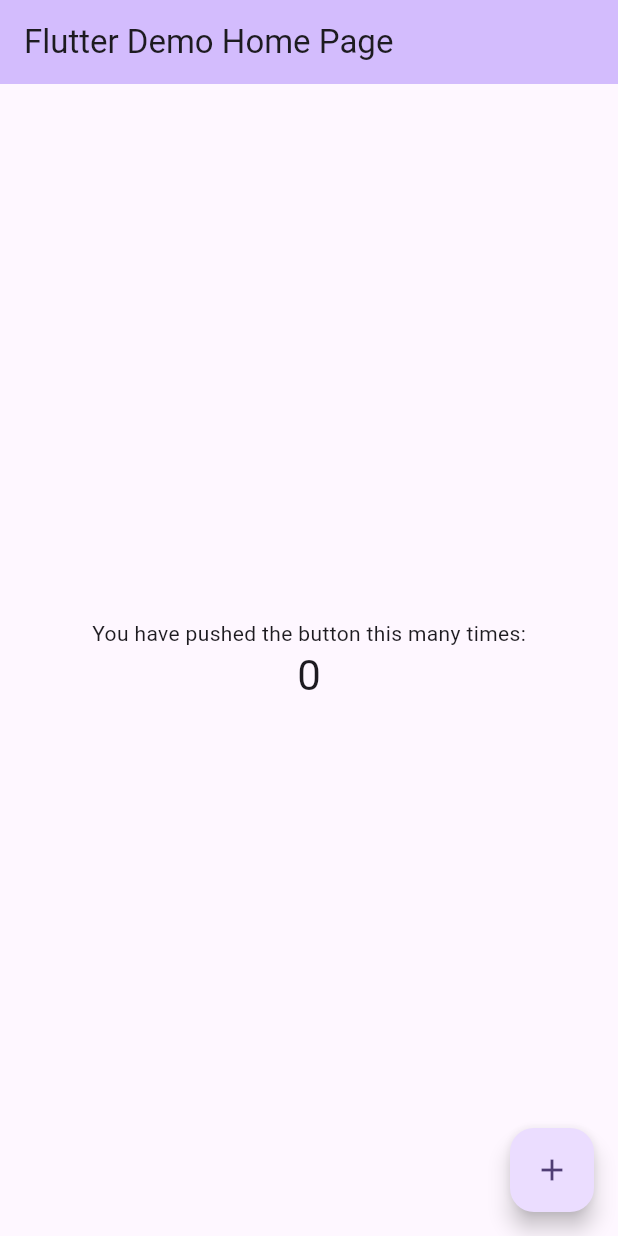
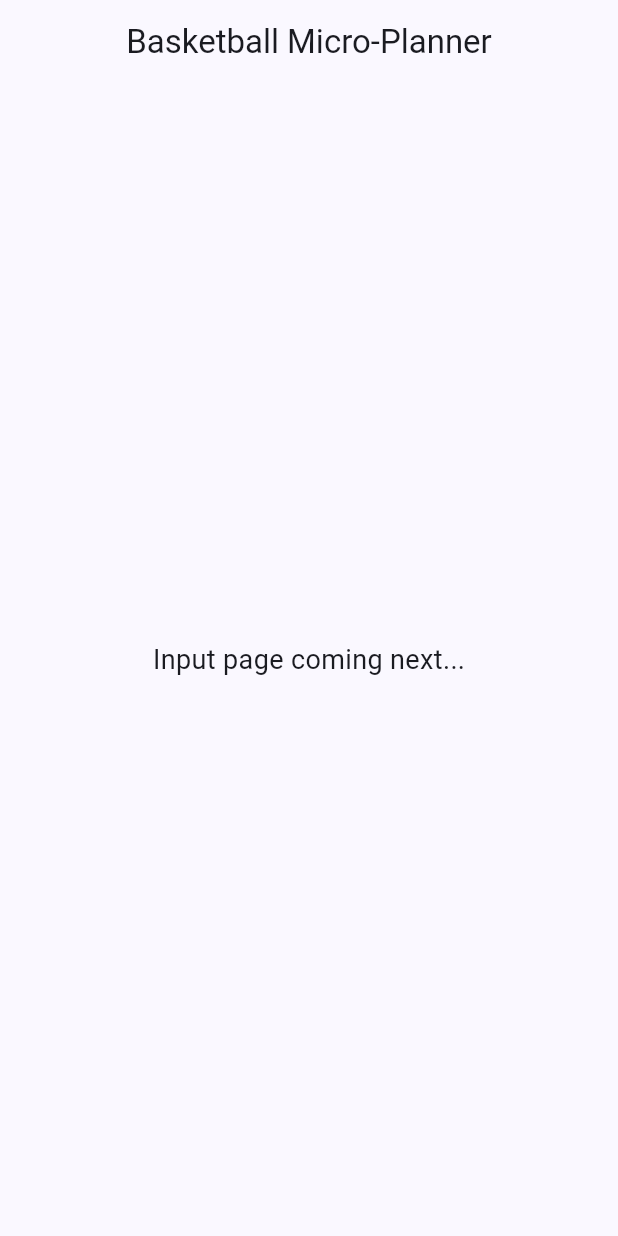
Before and after one commit to asuir/CSCI410-project-BballPlanner, a Flutter app: the screen it shows after launch, on a phone screen of 412 x 824 dp. Run offline on Flutter 3.47's test engine with Material 3 defaults, Android fonts, the phone set to English and light mode, and no system bars.

Commit message:
Commit 1: Project skeleton with two pages

```diff
--- a/lib/main.dart
+++ b/lib/main.dart
@@ -1,121 +1,40 @@
 import 'package:flutter/material.dart';
+import 'result.dart';
 
-void main() {
-  runApp(const MyApp());
-}
+void main() => runApp(const BasketPlanApp());
 
-class MyApp extends StatelessWidget {
-  const MyApp({super.key});
+class BasketPlanApp extends StatelessWidget {
+  const BasketPlanApp({super.key});
 
-  // This widget is the root of your application.
   @override
   Widget build(BuildContext context) {
     return MaterialApp(
-      title: 'Flutter Demo',
+      title: 'Basketball Micro-Planner',
+      debugShowCheckedModeBanner: false,
       theme: ThemeData(
-        // This is the theme of your application.
-        //
-        // TRY THIS: Try running your application with "flutter run". You'll see
-        // the application has a purple toolbar. Then, without quitting the app,
-        // try changing the seedColor in the colorScheme below to Colors.green
-        // and then invoke "hot reload" (save your changes or press the "hot
-        // reload" button in a Flutter-supported IDE, or press "r" if you used
-        // the command line to start the app).
-        //
-        // Notice that the counter didn't reset back to zero; the application
-        // state is not lost during the reload. To reset the state, use hot
-        // restart instead.
-        //
-        // This works for code too, not just values: Most code changes can be
-        // tested with just a hot reload.
-        colorScheme: .fromSeed(seedColor: Colors.deepPurple),
+        useMaterial3: true,
+        colorSchemeSeed: const Color(0xFF0B5FFF),
       ),
-      home: const MyHomePage(title: 'Flutter Demo Home Page'),
+      home: const InputPage(),
     );
   }
 }
 
-class MyHomePage extends StatefulWidget {
-  const MyHomePage({super.key, required this.title});
-
-  // This widget is the home page of your application. It is stateful, meaning
-  // that it has a State object (defined below) that contains fields that affect
-  // how it looks.
-
-  // This class is the configuration for the state. It holds the values (in this
-  // case the title) provided by the parent (in this case the App widget) and
-  // used by the build method of the State. Fields in a Widget subclass are
-  // always marked "final".
-
-  final String title;
-
-  @override
-  State<MyHomePage> createState() => _MyHomePageState();
-}
-
-class _MyHomePageState extends State<MyHomePage> {
-  int _counter = 0;
-
-  void _incrementCounter() {
-    setState(() {
-      // This call to setState tells the Flutter framework that something has
-      // changed in this State, which causes it to rerun the build method below
-      // so that the display can reflect the updated values. If we changed
-      // _counter without calling setState(), then the build method would not be
-      // called again, and so nothing would appear to happen.
-      _counter++;
-    });
-  }
+class InputPage extends StatelessWidget {
+  const InputPage({super.key});
 
   @override
   Widget build(BuildContext context) {
-    // This method is rerun every time setState is called, for instance as done
-    // by the _incrementCounter method above.
-    //
-    // The Flutter framework has been optimized to make rerunning build methods
-    // fast, so that you can just rebuild anything that needs updating rather
-    // than having to individually change instances of widgets.
     return Scaffold(
       appBar: AppBar(
-        // TRY THIS: Try changing the color here to a specific color (to
-        // Colors.amber, perhaps?) and trigger a hot reload to see the AppBar
-        // change color while the other colors stay the same.
-        backgroundColor: Theme.of(context).colorScheme.inversePrimary,
-        // Here we take the value from the MyHomePage object that was created by
-        // the App.build method, and use it to set our appbar title.
-        title: Text(widget.title),
+        title: const Text('Basketball Micro-Planner'),
+        centerTitle: true,
       ),
-      body: Center(
-        // Center is a layout widget. It takes a single child and positions it
-        // in the middle of the parent.
-        child: Column(
-          // Column is also a layout widget. It takes a list of children and
-          // arranges them vertically. By default, it sizes itself to fit its
-          // children horizontally, and tries to be as tall as its parent.
-          //
-          // Column has various properties to control how it sizes itself and
-          // how it positions its children. Here we use mainAxisAlignment to
-          // center the children vertically; the main axis here is the vertical
-          // axis because Columns are vertical (the cross axis would be
-          // horizontal).
-          //
-          // TRY THIS: Invoke "debug painting" (choose the "Toggle Debug Paint"
-          // action in the IDE, or press "p" in the console), to see the
-          // wireframe for each widget.
-          mainAxisAlignment: .center,
-          children: [
-            const Text('You have pushed the button this many times:'),
-            Text(
-              '$_counter',
-              style: Theme.of(context).textTheme.headlineMedium,
-            ),
-          ],
+      body: const Center(
+        child: Text(
+          'Input page coming next...',
+          style: TextStyle(fontSize: 18),
         ),
-      ),
-      floatingActionButton: FloatingActionButton(
-        onPressed: _incrementCounter,
-        tooltip: 'Increment',
-        child: const Icon(Icons.add),
       ),
     );
   }
--- a/lib/result.dart
+++ b/lib/result.dart
@@ -0,0 +1,18 @@
+import 'package:flutter/material.dart';
+
+class ResultPage extends StatelessWidget {
+  const ResultPage({super.key});
+
+  @override
+  Widget build(BuildContext context) {
+    return Scaffold(
+      appBar: AppBar(title: const Text('Your Session')),
+      body: const Center(
+        child: Text(
+          'Results page coming next...',
+          style: TextStyle(fontSize: 18),
+        ),
+      ),
+    );
+  }
+}
```
